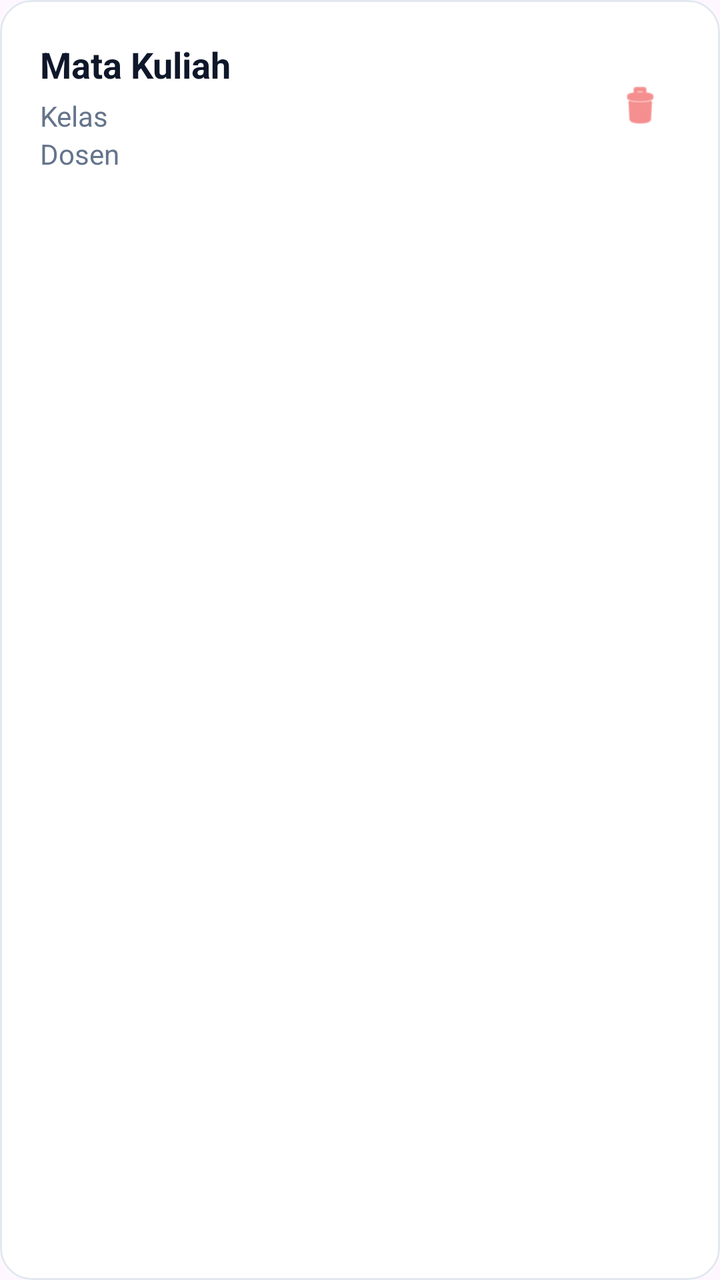
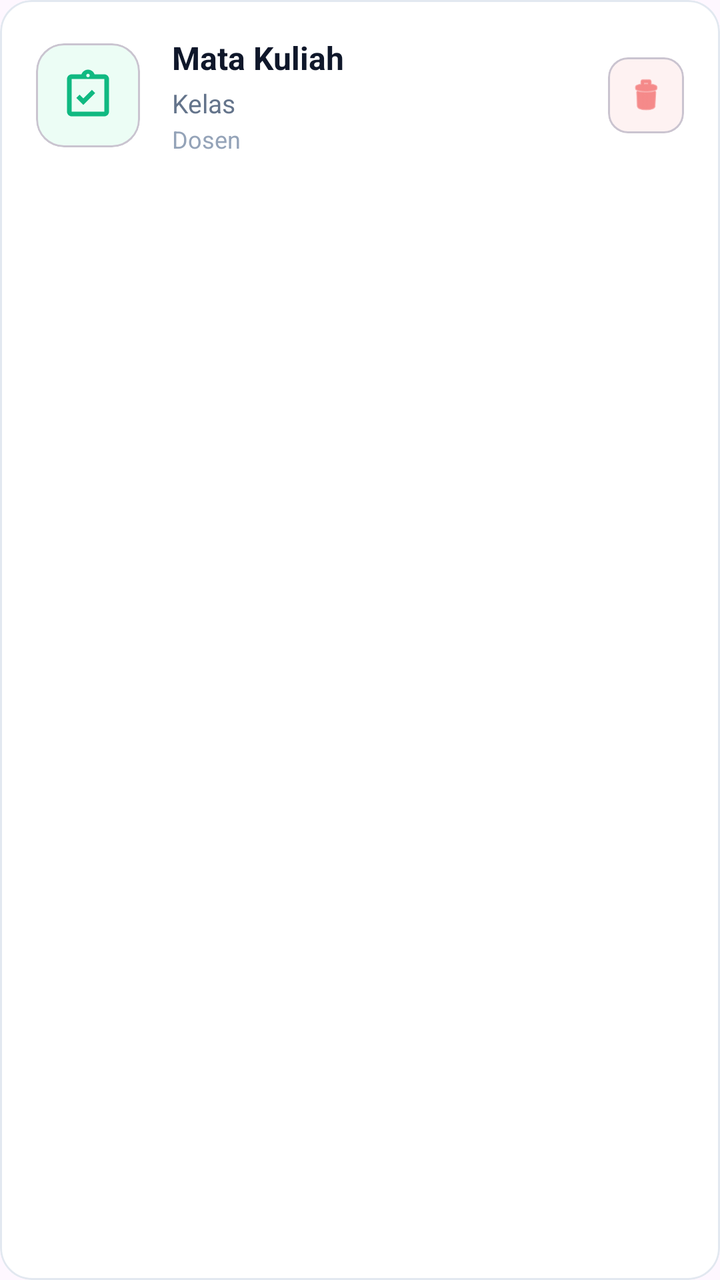

Two renders of the same Android screen: before a commit and after it. Below are the layout's source before the change and the commit's diff.
<!-- AndroidManifest.xml: application theme Theme.IFUnjaniExam -->
<!-- res/layout/item_admin_class.xml -->
<?xml version="1.0" encoding="utf-8"?>
<com.google.android.material.card.MaterialCardView xmlns:android="http://schemas.android.com/apk/res/android"
    xmlns:app="http://schemas.android.com/apk/res-auto"
    android:layout_width="match_parent"
    android:layout_height="wrap_content"
    android:layout_marginHorizontal="16dp"
    android:layout_marginVertical="8dp"
    app:cardBackgroundColor="#FFFFFF"
    app:cardCornerRadius="16dp"
    app:cardElevation="0dp"
    app:strokeColor="#E2E8F0"
    app:strokeWidth="1dp">

    <LinearLayout
        android:layout_width="match_parent"
        android:layout_height="wrap_content"
        android:orientation="horizontal"
        android:padding="20dp"
        android:gravity="center_vertical">

        <LinearLayout
            android:layout_width="0dp"
            android:layout_height="wrap_content"
            android:layout_weight="1"
            android:orientation="vertical">

            <TextView
                android:id="@+id/tvCourseName"
                android:layout_width="wrap_content"
                android:layout_height="wrap_content"
                android:text="Mata Kuliah"
                android:textSize="18sp"
                android:textStyle="bold"
                android:textColor="#0F172A" />

            <TextView
                android:id="@+id/tvClassName"
                android:layout_width="wrap_content"
                android:layout_height="wrap_content"
                android:text="Kelas"
                android:textSize="14sp"
                android:layout_marginTop="4dp"
                android:textColor="#64748B" />

            <TextView
                android:id="@+id/tvDosenName"
                android:layout_width="wrap_content"
                android:layout_height="wrap_content"
                android:text="Dosen"
                android:textSize="14sp"
                android:textColor="#64748B" />
        </LinearLayout>

        <ImageView
            android:id="@+id/btnDelete"
            android:layout_width="40dp"
            android:layout_height="40dp"
            android:padding="8dp"
            android:background="?attr/selectableItemBackgroundBorderless"
            android:clickable="true"
            android:focusable="true"
            android:src="@android:drawable/ic_menu_delete"
            app:tint="#EF4444" />
    </LinearLayout>
</com.google.android.material.card.MaterialCardView>
<!-- resources referenced by this layout -->
<resources>
  <style name="Theme.IFUnjaniExam" parent="Base.Theme.IFUnjaniExam" />
  <style name="Base.Theme.IFUnjaniExam" parent="Theme.Material3.DayNight.NoActionBar">
          
          
      </style>
</resources>

<!-- the commit's change to res/layout/item_admin_class.xml (unified diff, before → after) -->
@@ -4,7 +4,7 @@
     android:layout_width="match_parent"
     android:layout_height="wrap_content"
     android:layout_marginHorizontal="16dp"
-    android:layout_marginVertical="8dp"
+    android:layout_marginVertical="6dp"
     app:cardBackgroundColor="#FFFFFF"
     app:cardCornerRadius="16dp"
     app:cardElevation="0dp"
@@ -15,21 +15,38 @@
         android:layout_width="match_parent"
         android:layout_height="wrap_content"
         android:orientation="horizontal"
-        android:padding="20dp"
+        android:padding="18dp"
         android:gravity="center_vertical">
+
+        
+        <com.google.android.material.card.MaterialCardView
+            android:layout_width="52dp"
+            android:layout_height="52dp"
+            app:cardCornerRadius="14dp"
+            app:cardElevation="0dp"
+            app:cardBackgroundColor="#ECFDF5">
+
+            <ImageView
+                android:layout_width="28dp"
+                android:layout_height="28dp"
+                android:layout_gravity="center"
+                android:src="@drawable/ic_assignment"
+                app:tint="#10B981" />
+        </com.google.android.material.card.MaterialCardView>
 
         <LinearLayout
             android:layout_width="0dp"
             android:layout_height="wrap_content"
             android:layout_weight="1"
-            android:orientation="vertical">
+            android:orientation="vertical"
+            android:layout_marginStart="16dp">
 
             <TextView
                 android:id="@+id/tvCourseName"
                 android:layout_width="wrap_content"
                 android:layout_height="wrap_content"
                 android:text="Mata Kuliah"
-                android:textSize="18sp"
+                android:textSize="16sp"
                 android:textStyle="bold"
                 android:textColor="#0F172A" />
 
@@ -38,8 +55,8 @@
                 android:layout_width="wrap_content"
                 android:layout_height="wrap_content"
                 android:text="Kelas"
-                android:textSize="14sp"
-                android:layout_marginTop="4dp"
+                android:textSize="13sp"
+                android:layout_marginTop="3dp"
                 android:textColor="#64748B" />
 
             <TextView
@@ -47,19 +64,30 @@
                 android:layout_width="wrap_content"
                 android:layout_height="wrap_content"
                 android:text="Dosen"
-                android:textSize="14sp"
-                android:textColor="#64748B" />
+                android:textSize="12sp"
+                android:textColor="#94A3B8"
+                android:layout_marginTop="1dp" />
         </LinearLayout>
 
-        <ImageView
-            android:id="@+id/btnDelete"
-            android:layout_width="40dp"
-            android:layout_height="40dp"
-            android:padding="8dp"
-            android:background="?attr/selectableItemBackgroundBorderless"
+        
+        <com.google.android.material.card.MaterialCardView
+            android:layout_width="38dp"
+            android:layout_height="38dp"
+            app:cardCornerRadius="10dp"
+            app:cardElevation="0dp"
+            app:cardBackgroundColor="#FEF2F2"
             android:clickable="true"
             android:focusable="true"
-            android:src="@android:drawable/ic_menu_delete"
-            app:tint="#EF4444" />
+            android:foreground="?android:attr/selectableItemBackground">
+
+            <ImageView
+                android:id="@+id/btnDelete"
+                android:layout_width="20dp"
+                android:layout_height="20dp"
+                android:layout_gravity="center"
+                android:src="@android:drawable/ic_menu_delete"
+                app:tint="#EF4444" />
+        </com.google.android.material.card.MaterialCardView>
+
     </LinearLayout>
 </com.google.android.material.card.MaterialCardView>
<!-- resource entries referenced after the edit -->
@@ -1,5 +1,16 @@
 <!-- resources referenced by this layout -->
 <resources>
+  <!-- drawable ic_assignment (drawable) -->
+  <vector xmlns:android="http://schemas.android.com/apk/res/android"
+      android:width="48dp"
+      android:height="48dp"
+      android:viewportWidth="24"
+      android:viewportHeight="24"
+      android:tint="#2c3e50">
+    <path
+        android:fillColor="#FF000000"
+        android:pathData="M19,3h-4.18C14.4,1.84 13.3,1 12,1S9.6,1.84 9.18,3H5C3.9,3 3,3.9 3,5v14c0,1.1 0.9,2 2,2h14c1.1,0 2,-0.9 2,-2V5C21,3.9 20.1,3 19,3zM12,2.75c0.41,0 0.75,0.34 0.75,0.75S12.41,4.25 12,4.25s-0.75,-0.34 -0.75,-0.75S11.59,2.75 12,2.75zM19,19H5V5h14V19zM15.08,11.03l-1.41,-1.41l-3.67,3.67l-1.58,-1.58l-1.42,1.41l3,3L15.08,11.03z"/>
+  </vector>
   <style name="Theme.IFUnjaniExam" parent="Base.Theme.IFUnjaniExam" />
   <style name="Base.Theme.IFUnjaniExam" parent="Theme.Material3.DayNight.NoActionBar">
           
